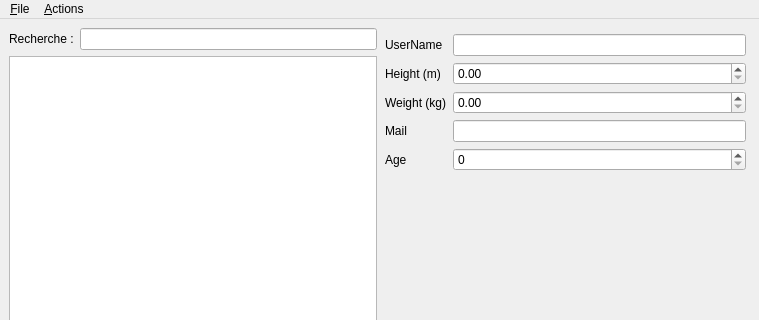
lucas971/LOA_QT, file LOA/Project_LOA/mainwindow.ui: the form before one commit; both pictures show x 0 to 759 and y 0 to 320 of the 759 by 468 pixel window.
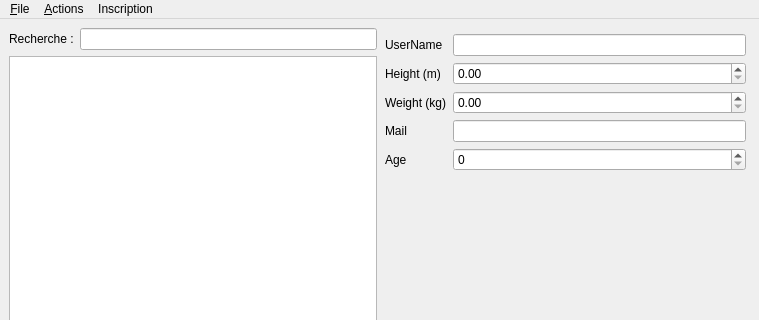
The form after the commit.

```diff
--- a/LOA/Project_LOA/mainwindow.ui
+++ b/LOA/Project_LOA/mainwindow.ui
@@ -238,8 +238,17 @@
     <addaction name="separator"/>
     <addaction name="insertChildAction"/>
    </widget>
+   <widget class="QMenu" name="menuInscription">
+    <property name="title">
+     <string>Inscription</string>
+    </property>
+    <addaction name="actionAjouter_un_joueur"/>
+    <addaction name="actionCr_er_une_quipe"/>
+    <addaction name="actionCr_er_un_tournoi"/>
+   </widget>
    <addaction name="fileMenu"/>
    <addaction name="actionsMenu"/>
+   <addaction name="menuInscription"/>
   </widget>
   <widget class="QStatusBar" name="statusbar"/>
   <action name="exitAction">
```
Left out of the diff: 15 changed lines with no effect on the pictures.
